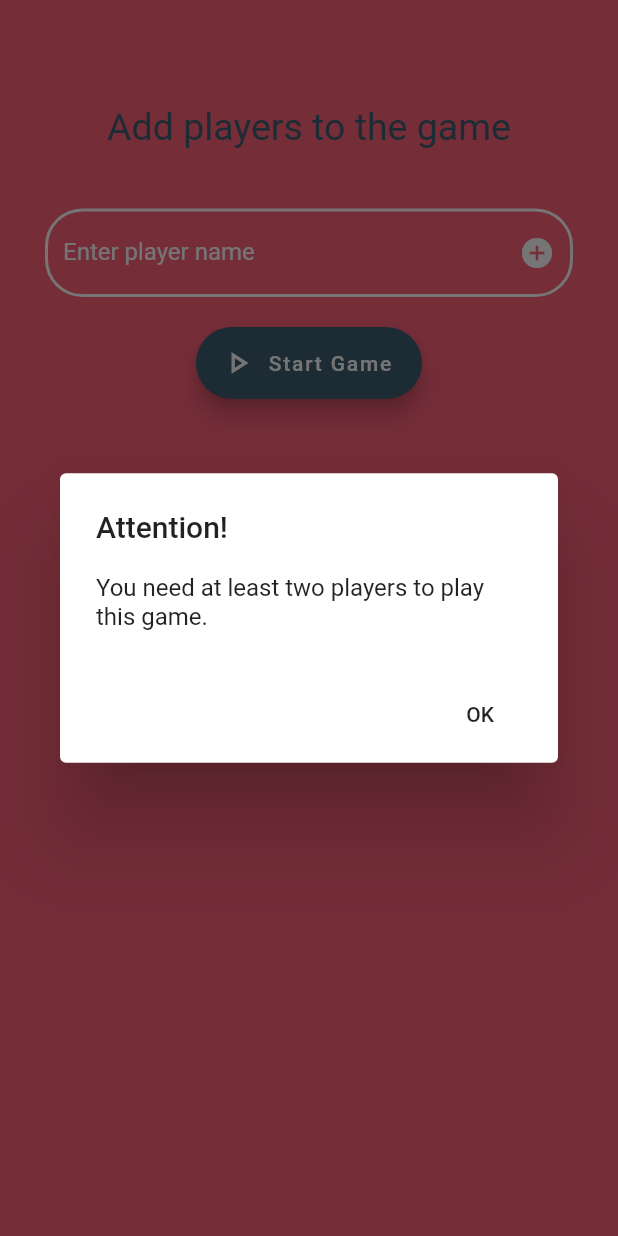
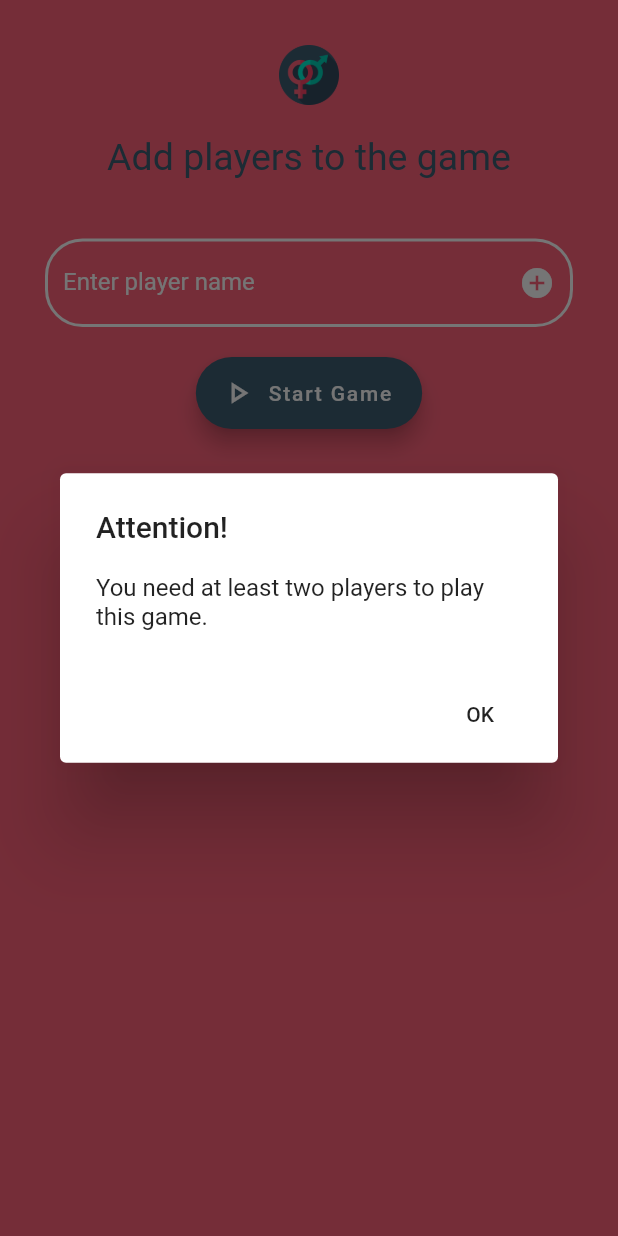
Before and after one commit to DespotB/IDareYouGame, a Flutter app: the screen it shows after launch, after a tap on "Start Game", on a phone screen of 412 x 824 dp. Run offline on Flutter 3.47's test engine with Material 2 defaults, Android fonts, the phone set to English and light mode, and no system bars; our stand-ins replace flutter_spinkit; Roboto replaces fonts that are missing (Aleo).

Commit message:
ADD Scaffold to scroll up automatically while adding new players

```diff
--- a/lib/PlayersPage.dart
+++ b/lib/PlayersPage.dart
@@ -10,83 +10,32 @@ class PlayersPage extends StatelessWidget {
   List<String> _players = List<String>();
   GamePage _gamePage = GamePage();
 
-  showAlertDialogForToLessPlayers(BuildContext context) {
-    // set up the button
-    Widget okButton = FlatButton(
-      child: Text("OK"),
-      onPressed: () {
-        Navigator.of(context).pop();
-      },
-    );
-
-    // set up the AlertDialog
-    AlertDialog alert = AlertDialog(
-      title: Text("Player limit reached."),
-      content: Text("You have already registered 15 Players."),
-      actions: [
-        okButton,
-      ],
-    );
-
-    // show the dialog
-    showDialog(
-      context: context,
-      builder: (BuildContext context) {
-        return alert;
-      },
-    );
-  }
-
-  showAlertDialogForStartGame(BuildContext context) {
-    // set up the button
-    // set up the button
-    Widget okButton = FlatButton(
-      child: Text("OK"),
-      onPressed: () {
-        Navigator.of(context).pop(true);
-      },
-    );
-
-    // set up the AlertDialog
-    AlertDialog alert = AlertDialog(
-      title: Text("Attention!"),
-      content: Text("You need at least two players to play this game."),
-      actions: [
-        okButton,
-      ],
-    );
-
-    // show the dialog
-    showDialog(
-      context: context,
-      builder: (BuildContext context) {
-        return alert;
-      },
-    );
-  }
-
   @override
   Widget build(BuildContext context) {
     SystemChrome.setEnabledSystemUIOverlays([]);
     return MaterialApp(
         home: Material(
-          color: Color(0xffff637b),
-        child:SingleChildScrollView(
+            child: Scaffold(
+                backgroundColor: Color(0xffff637b),
+                resizeToAvoidBottomPadding: true,
+                body: SingleChildScrollView(
                     child: new Container(
               padding: const EdgeInsets.all(30.0),
               child: new Container(
                 child: new Center(
                   child: new Column(children: [
-                new Container(
-                  height: 20.0,
-                  width: 100.0,
-                  decoration: new BoxDecoration(shape: BoxShape.circle),
+                    ClipRRect(
+                      borderRadius: BorderRadius.circular(8.0),
+                      child: Image.asset(
+                        'assets/icon.png',
+                        height: 40.0,
+                      ),
                     ),
                     new Padding(padding: EdgeInsets.only(top: 20.0)),
                     new Text(
                       'Add players to the game',
-                  style:
-                      new TextStyle(color: Color(0xFF3d5d72), fontSize: 25.0),
+                      style: new TextStyle(
+                          color: Color(0xFF3d5d72), fontSize: 25.0),
                     ),
                     new Padding(padding: EdgeInsets.only(top: 20.0)),
                     for (var name in _players)
@@ -111,11 +60,13 @@ class PlayersPage extends StatelessWidget {
                                       hintStyle: TextStyle(
                                           fontSize: 18.0, color: Colors.white),
                                       enabledBorder: OutlineInputBorder(
-                                      borderSide: BorderSide(color: Colors.red),
+                                          borderSide:
+                                              BorderSide(color: Colors.red),
                                           borderRadius: BorderRadius.all(
                                               Radius.circular(30))),
                                       focusedBorder: OutlineInputBorder(
-                                      borderSide: BorderSide(color: Colors.red),
+                                          borderSide:
+                                              BorderSide(color: Colors.red),
                                           borderRadius: BorderRadius.all(
                                               Radius.circular(30))),
                                       prefixIcon: Icon(
@@ -138,7 +89,7 @@ class PlayersPage extends StatelessWidget {
                         labelStyle: TextStyle(color: Colors.white),
                         suffixIcon: IconButton(
                             onPressed: () {
-                          if (_players.length < 15) {
+                              if (_controller.value.text.length > 0) {
                                 _players.add(_controller.value.text);
                                 _controller.clear();
                                 (context as Element).reassemble();
@@ -174,7 +125,7 @@ class PlayersPage extends StatelessWidget {
                         // Add your onPressed code here!
                         _gamePage.setPersons(_players);
                         if (_players.length < 2) {
-                      showAlertDialogForStartGame(context);
+                          showAlertDialogForToLessPlayers(context);
                         } else {
                           Navigator.of(context).push(new MaterialPageRoute(
                               builder: (context) => _gamePage));
@@ -187,6 +138,34 @@ class PlayersPage extends StatelessWidget {
                   ]),
                 ),
               ),
-        ))));
+            )))));
+  }
+
+  showAlertDialogForToLessPlayers(BuildContext context) {
+    // set up the button
+    // set up the button
+    Widget okButton = FlatButton(
+      child: Text("OK"),
+      onPressed: () {
+        Navigator.of(context).pop(true);
+      },
+    );
+
+    // set up the AlertDialog
+    AlertDialog alert = AlertDialog(
+      title: Text("Attention!"),
+      content: Text("You need at least two players to play this game."),
+      actions: [
+        okButton,
+      ],
+    );
+
+    // show the dialog
+    showDialog(
+      context: context,
+      builder: (BuildContext context) {
+        return alert;
+      },
+    );
   }
 }
--- a/lib/main.dart
+++ b/lib/main.dart
@@ -24,7 +24,6 @@ class _MyLoadingScreenState extends State<MyLoadingScreen> {
   @override
   void initState() {
     super.initState();
-
     Timer(
         Duration(seconds: 5),
         () => Navigator.push(
```
Also changed, not shown: lib/GamePage.dart (+38 -50 lines). Lines whose indentation alone changed are shown as unchanged.
